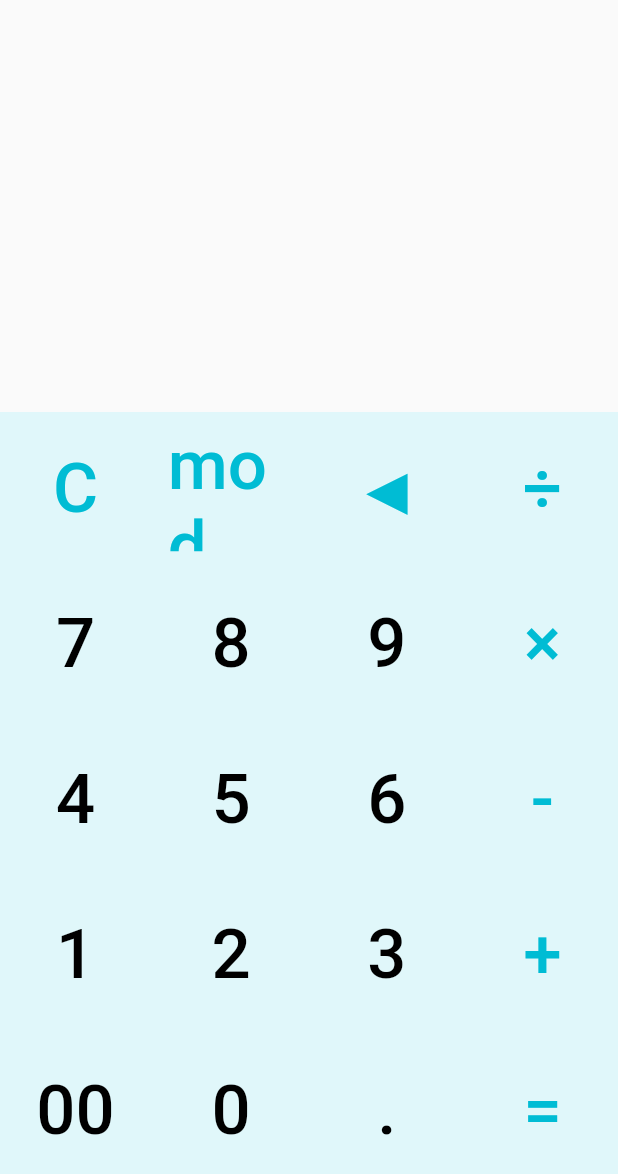
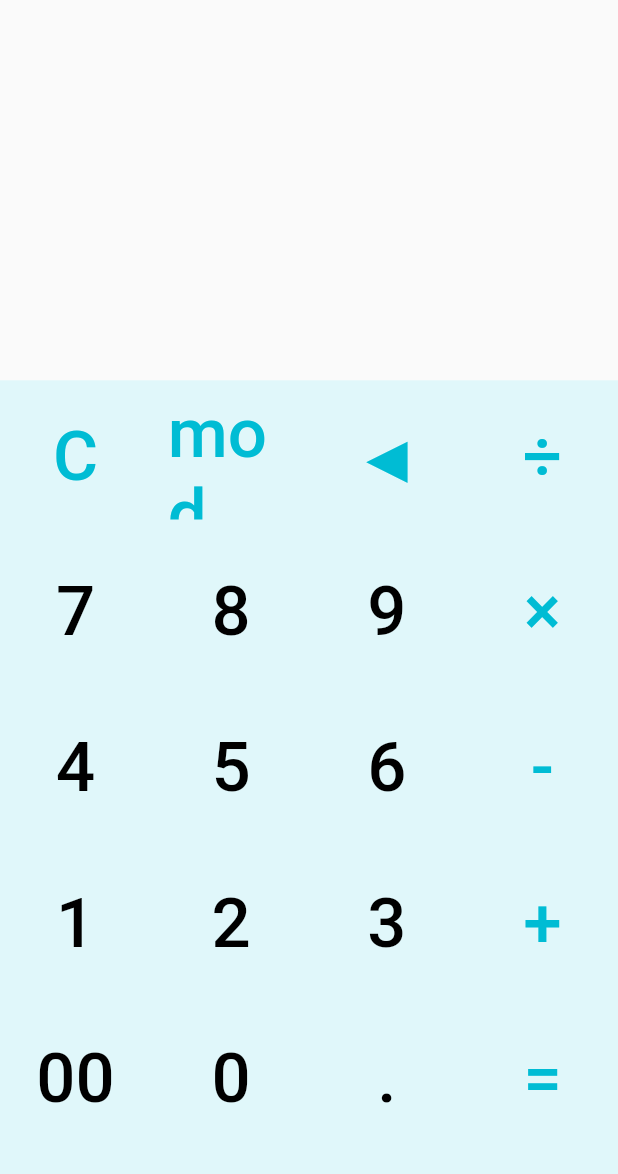
Before and after one commit to ppmasa8/calc_app, a Flutter app: the screen it shows after launch, on a phone screen of 412 x 824 dp. Shown: the top 1174 px of the screen. Run offline on Flutter 3.47's test engine with Material 2 defaults, Android fonts, the phone set to English and light mode, and no system bars; our stand-ins replace google_fonts; Roboto replaces fonts that are missing (Anaheim).

Commit message:
Fix grid

```diff
--- a/lib/main.dart
+++ b/lib/main.dart
@@ -155,7 +155,7 @@ class _TextFiledState extends State<TextField> {
   @override
   Widget build(BuildContext context) {
     return Expanded(
-        flex: 1,
+        flex: 4,
         child: Container(
          child: Align(
            alignment: Alignment.centerRight,
@@ -183,7 +183,7 @@ class Keyboard extends StatelessWidget {
   @override
   Widget build(BuildContext context) {
     return Expanded(
-      flex: 2,
+      flex: 9,
       child: Center(
         child: Container(
           color: Colors.cyan.shade50,
```
